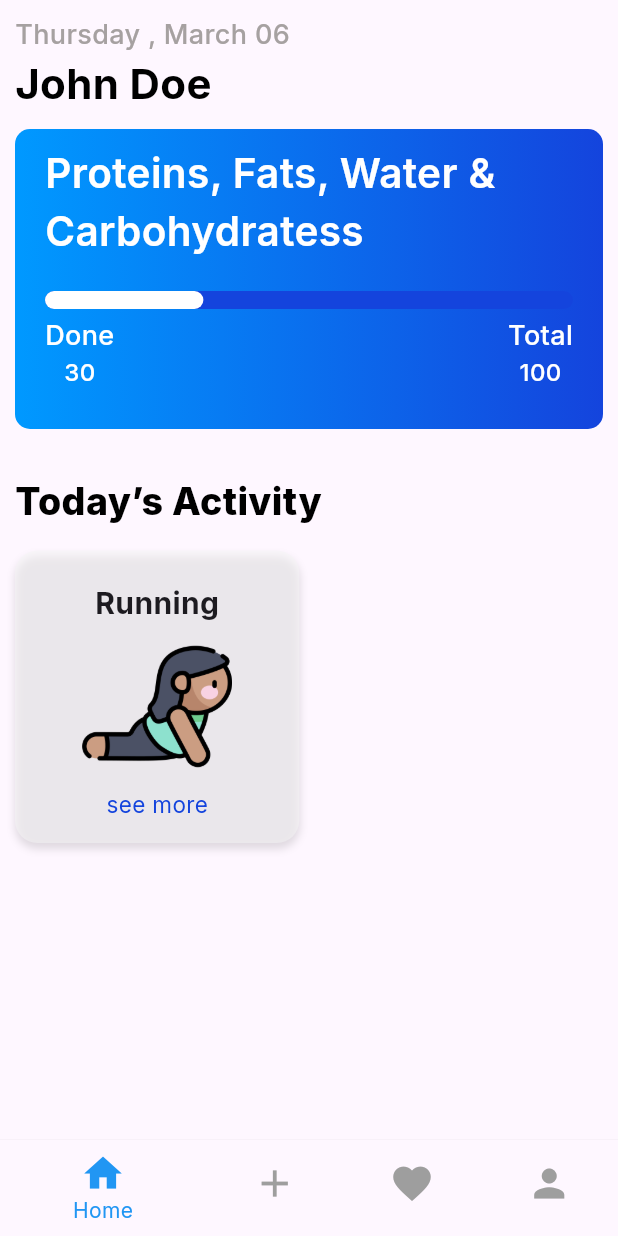
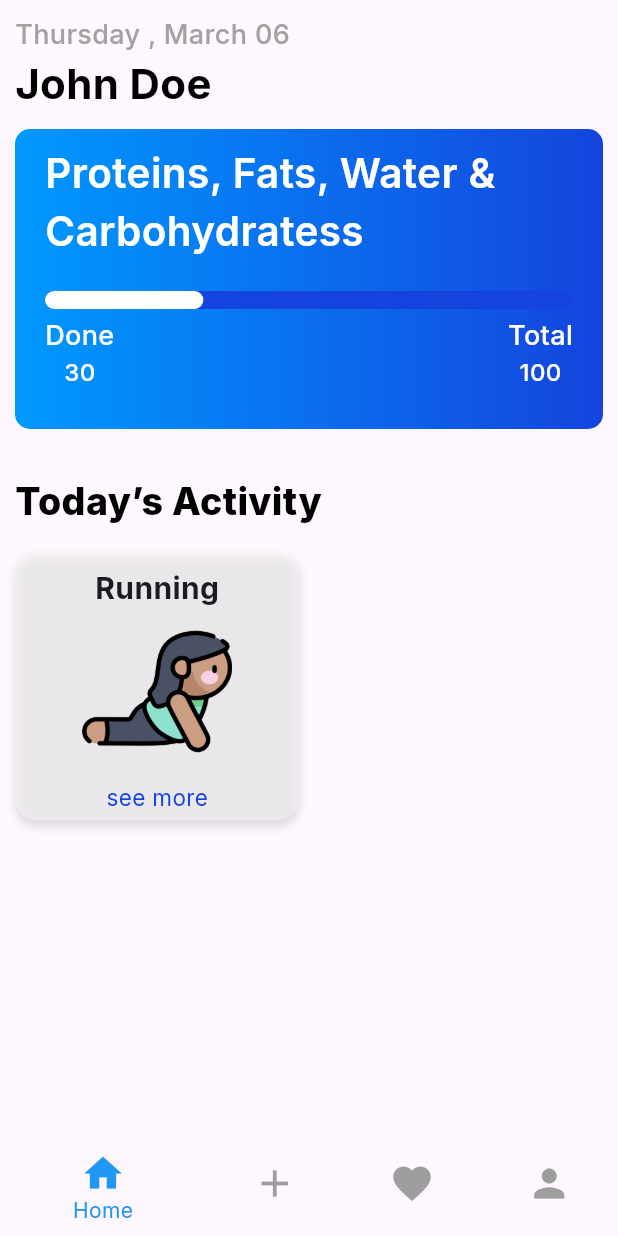
Before and after one commit to teshankalhara/planner-app-flutter, a Flutter app: the screen it shows after launch, on a phone screen of 412 x 824 dp. Run offline on Flutter 3.47's test engine with Material 3 defaults, Android fonts, the phone set to English and light mode, and no system bars; our stand-ins replace google_fonts.

Commit message:
refactor: adjust padding and spacing in ExerciseCard for improved layout

```diff
--- a/lib/widgets/card/exercise_card.dart
+++ b/lib/widgets/card/exercise_card.dart
@@ -27,7 +27,6 @@ class ExerciseCard extends StatelessWidget {
         ],
       ),
       child: Container(
-        padding: const EdgeInsets.all(10),
         width: MediaQuery.of(context).size.width * 0.46,
         decoration: BoxDecoration(borderRadius: BorderRadius.circular(15)),
         child: Column(
@@ -44,12 +43,12 @@ class ExerciseCard extends StatelessWidget {
               borderRadius: BorderRadius.circular(15),
               child: Image.asset(image, fit: BoxFit.cover, width: 100),
             ),
+            const SizedBox(height: 10),
             if (!showMore)
               Text(
                 "$noOfMinutes minutes",
                 style: const TextStyle(fontSize: 15, color: Colors.grey),
               ),
-            const SizedBox(height: 5),
             if (showMore)
               const Text(
                 "see more",
```
